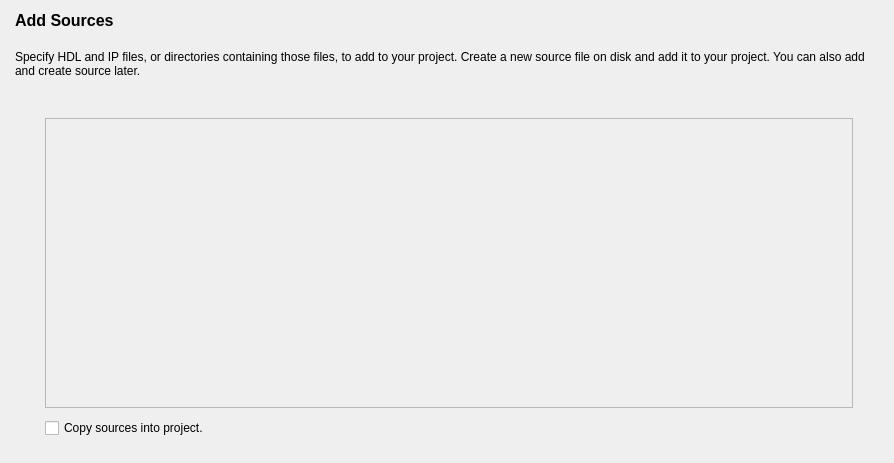
Old version of the form src/NewProject/add_source_form.ui in the repository os-fpga/FOEDAG.
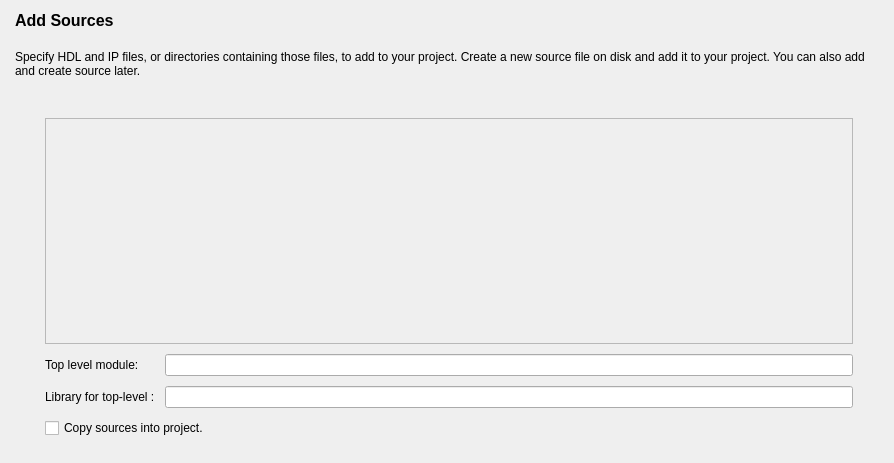
New version of the form.

Commit message: Add new fields into project wizard - top level module and library for top level

What changed in the file:
```diff
--- a/src/NewProject/add_source_form.ui
+++ b/src/NewProject/add_source_form.ui
@@ -62,7 +62,7 @@
       <number>30</number>
      </property>
      <item>
-      <layout class="QVBoxLayout" name="verticalLayout" stretch="90,10">
+      <layout class="QVBoxLayout" name="verticalLayout" stretch="90,0,10">
        <property name="spacing">
         <number>10</number>
        </property>
@@ -82,6 +82,33 @@
          </property>
         </widget>
        </item>
+       <item>
+        <layout class="QGridLayout" name="gridLayout">
+         <property name="topMargin">
+          <number>0</number>
+         </property>
+         <item row="0" column="0">
+          <widget class="QLabel" name="label">
+           <property name="text">
+            <string>Top level module:</string>
+           </property>
+          </widget>
+         </item>
+         <item row="0" column="1">
+          <widget class="QLineEdit" name="lineEditTopModule"/>
+         </item>
+         <item row="1" column="0">
+          <widget class="QLabel" name="label_2">
+           <property name="text">
+            <string>Library for top-level :</string>
+           </property>
+          </widget>
+         </item>
+         <item row="1" column="1">
+          <widget class="QLineEdit" name="lineEditTopModuleLib"/>
+         </item>
+        </layout>
+       </item>
        <item>
         <widget class="QCheckBox" name="m_ckkBoxCopy">
          <property name="text">
```
The commit also changes 8 other files.
